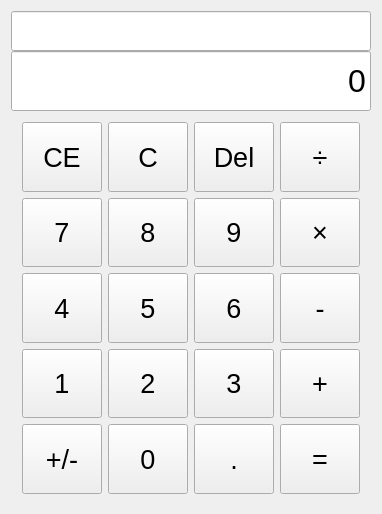
First picture: the form in Calculator/Calculator.ui, repository njdldkl666699/Calculator, before the edit.
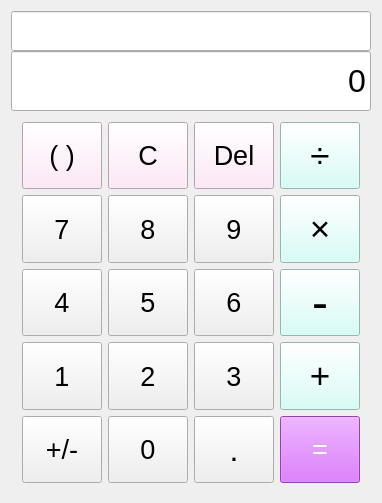
Second picture: the form after the edit. Icons and pictures are not drawn.

The edit to the form file:
```diff
--- a/Calculator/Calculator.ui
+++ b/Calculator/Calculator.ui
@@ -10,7 +10,7 @@
     <x>0</x>
     <y>0</y>
     <width>374</width>
-    <height>514</height>
+    <height>503</height>
    </rect>
   </property>
   <property name="windowTitle">
@@ -55,9 +55,12 @@
          </property>
          <property name="font">
           <font>
-           <pointsize>20</pointsize>
+           <pointsize>26</pointsize>
           </font>
          </property>
+         <property name="styleSheet">
+          <string notr="true">background-color: rgb(205, 255, 248);</string>
+         </property>
          <property name="text">
           <string>÷</string>
          </property>
@@ -76,9 +79,12 @@
          </property>
          <property name="font">
           <font>
-           <pointsize>20</pointsize>
+           <pointsize>26</pointsize>
           </font>
          </property>
+         <property name="styleSheet">
+          <string notr="true">background-color: rgb(205, 255, 248);</string>
+         </property>
          <property name="text">
           <string>+</string>
          </property>
@@ -100,6 +106,10 @@
            <pointsize>20</pointsize>
           </font>
          </property>
+         <property name="styleSheet">
+          <string notr="true">color: rgb(255, 255, 255);
+background-color: rgb(207, 87, 247);</string>
+         </property>
          <property name="text">
           <string>=</string>
          </property>
@@ -181,6 +191,9 @@
            <pointsize>20</pointsize>
           </font>
          </property>
+         <property name="styleSheet">
+          <string notr="true">background-color: rgb(255, 226, 247);</string>
+         </property>
          <property name="text">
           <string>C</string>
          </property>
@@ -199,6 +212,9 @@
            <pointsize>20</pointsize>
           </font>
          </property>
+         <property name="styleSheet">
+          <string notr="true">background-color: rgb(255, 226, 247);</string>
+         </property>
          <property name="text">
           <string>Del</string>
          </property>
@@ -232,9 +248,12 @@
          </property>
          <property name="font">
           <font>
-           <pointsize>20</pointsize>
+           <pointsize>26</pointsize>
           </font>
          </property>
+         <property name="styleSheet">
+          <string notr="true">background-color: rgb(205, 255, 248);</string>
+         </property>
          <property name="text">
           <string>×</string>
          </property>
@@ -325,8 +344,11 @@
            <pointsize>20</pointsize>
           </font>
          </property>
+         <property name="styleSheet">
+          <string notr="true">background-color: rgb(255, 226, 247);</string>
+         </property>
          <property name="text">
-          <string>CE</string>
+          <string>( )</string>
          </property>
         </widget>
        </item>
@@ -382,7 +404,7 @@
          </property>
          <property name="font">
           <font>
-           <pointsize>20</pointsize>
+           <pointsize>24</pointsize>
           </font>
          </property>
          <property name="text">
@@ -442,9 +464,12 @@
          </property>
          <property name="font">
           <font>
-           <pointsize>20</pointsize>
+           <pointsize>36</pointsize>
           </font>
          </property>
+         <property name="styleSheet">
+          <string notr="true">background-color: rgb(205, 255, 248);</string>
+         </property>
          <property name="text">
           <string>-</string>
          </property>
```
Left out of the diff: 20 changed lines with no effect on the pictures.
